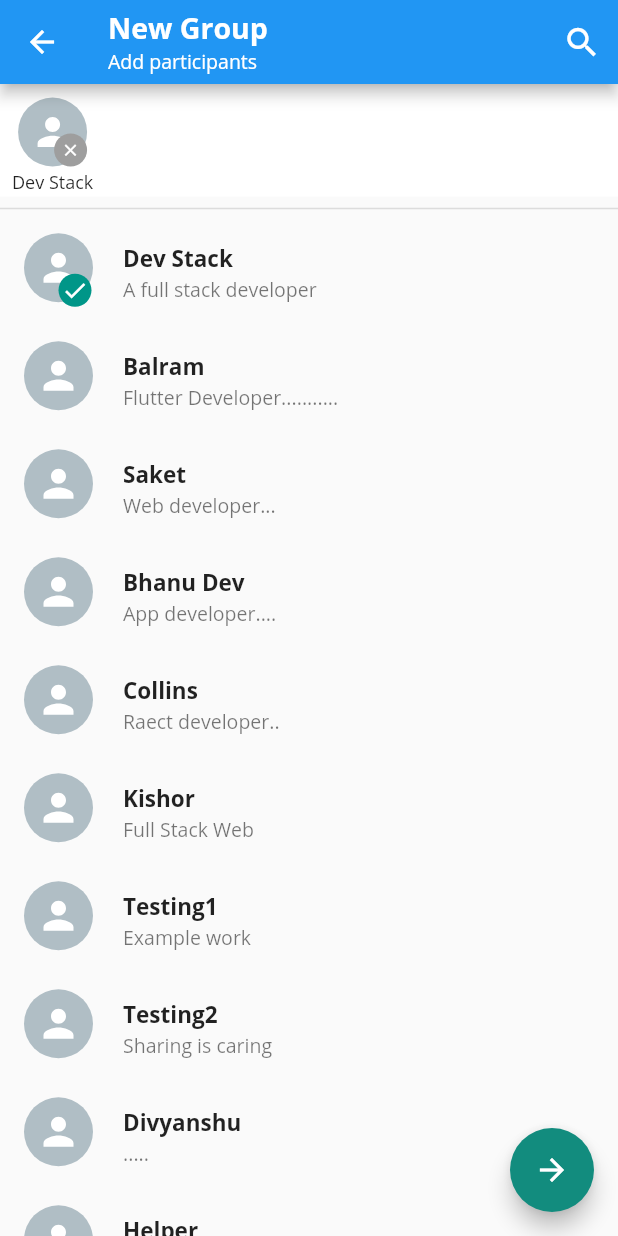
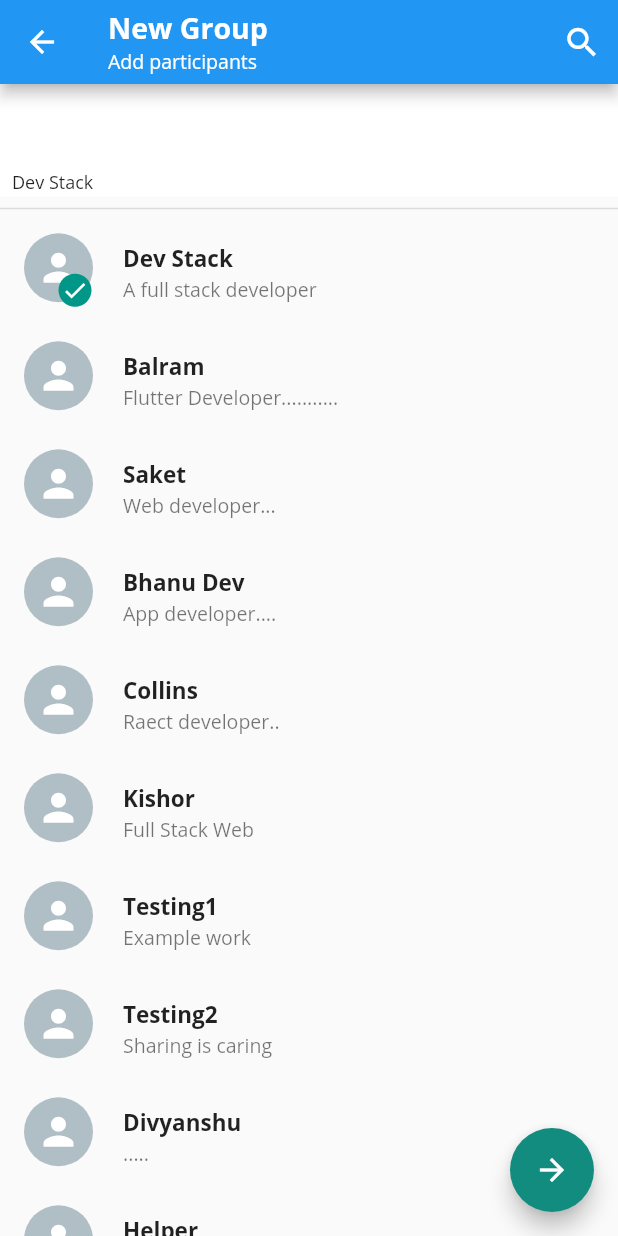
Before and after one commit to Apollonstarlet/Whatsapp-flutter, a Flutter app: the CreateGroup screen opened directly, after a tap on "Dev Stack", on a phone screen of 412 x 824 dp. Run offline on Flutter 3.47's test engine with Material 2 defaults, Android fonts, the phone set to English and light mode, and no system bars; our stand-ins replace camera, emoji_picker_flutter, flutter_svg, socket_io_client, video_player.

Commit message:
update commit

```diff
--- a/lib/CustomUI/AvtarCard.dart
+++ b/lib/CustomUI/AvtarCard.dart
@@ -13,33 +13,6 @@ class AvatarCard extends StatelessWidget {
       child: Column(
         mainAxisAlignment: MainAxisAlignment.end,
         children: [
-          Stack(
-            children: [
-              CircleAvatar(
-                radius: 23,
-                child: SvgPicture.asset(
-                  "assets/person.svg",
-                  color: Colors.white,
-                  height: 30,
-                  width: 30,
-                ),
-                backgroundColor: Colors.blueGrey[200],
-              ),
-              Positioned(
-                bottom: 0,
-                right: 0,
-                child: CircleAvatar(
-                  backgroundColor: Colors.grey,
-                  radius: 11,
-                  child: Icon(
-                    Icons.clear,
-                    color: Colors.white,
-                    size: 13,
-                  ),
-                ),
-              )
-            ],
-          ),
           SizedBox(
             height: 2,
           ),
```
